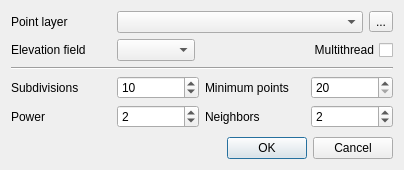
Qt form flo2d/ui/sampling_rc.ui (FLO-2DSoftware/qgis-flo-2d-plugin) before a commit.
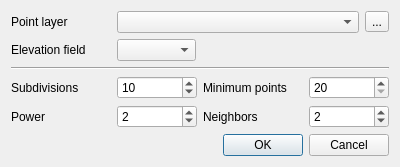
The same form after that commit. Custom widgets are drawn as their Qt base class.

```diff
--- a/flo2d/ui/sampling_rc.ui
+++ b/flo2d/ui/sampling_rc.ui
@@ -6,12 +6,12 @@
    <rect>
     <x>0</x>
     <y>0</y>
-    <width>404</width>
-    <height>170</height>
+    <width>400</width>
+    <height>164</height>
    </rect>
   </property>
   <property name="windowTitle">
-   <string>Dialog</string>
+   <string>Surface Water Rating Tables Sampling</string>
   </property>
   <layout class="QGridLayout" name="gridLayout_2">
    <item row="0" column="0">
@@ -148,19 +148,6 @@
        </property>
       </widget>
      </item>
-     <item row="1" column="3" colspan="2">
-      <widget class="QCheckBox" name="multithread_chbox">
-       <property name="layoutDirection">
-        <enum>Qt::RightToLeft</enum>
-       </property>
-       <property name="text">
-        <string>Multithread</string>
-       </property>
-       <property name="checked">
-        <bool>false</bool>
-       </property>
-      </widget>
-     </item>
      <item row="6" column="0" colspan="5">
       <spacer name="verticalSpacer">
        <property name="orientation">
@@ -197,13 +184,16 @@
        </property>
       </widget>
      </item>
-     <item row="1" column="2">
+     <item row="0" column="1" colspan="3">
+      <widget class="QComboBox" name="lyr_cbo"/>
+     </item>
+     <item row="1" column="2" colspan="3">
       <spacer name="horizontalSpacer_2">
        <property name="orientation">
         <enum>Qt::Horizontal</enum>
        </property>
        <property name="sizeType">
-        <enum>QSizePolicy::Fixed</enum>
+        <enum>QSizePolicy::Preferred</enum>
        </property>
        <property name="sizeHint" stdset="0">
         <size>
@@ -213,9 +203,6 @@
        </property>
       </spacer>
      </item>
-     <item row="0" column="1" colspan="3">
-      <widget class="QComboBox" name="lyr_cbo"/>
-     </item>
     </layout>
    </item>
   </layout>
```
